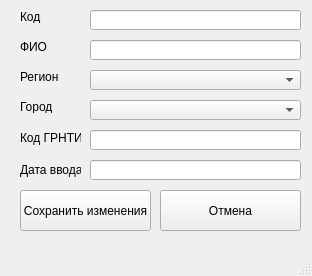
Old version of the form edit_row_form.ui in the repository lernya/dbcs.
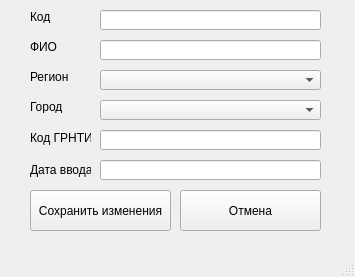
New version of the form.

What changed in the file:
```diff
--- a/edit_row_form.ui
+++ b/edit_row_form.ui
@@ -6,8 +6,8 @@
    <rect>
     <x>0</x>
     <y>0</y>
-    <width>312</width>
-    <height>276</height>
+    <width>355</width>
+    <height>277</height>
    </rect>
   </property>
   <property name="windowTitle">
@@ -17,7 +17,7 @@
    <widget class="QLabel" name="label_3">
     <property name="geometry">
      <rect>
-      <x>20</x>
+      <x>30</x>
       <y>70</y>
       <width>47</width>
       <height>13</height>
@@ -30,7 +30,7 @@
    <widget class="QLabel" name="label_5">
     <property name="geometry">
      <rect>
-      <x>20</x>
+      <x>30</x>
       <y>130</y>
       <width>61</width>
       <height>16</height>
@@ -43,9 +43,9 @@
    <widget class="QLineEdit" name="inputDateRowEdit">
     <property name="geometry">
      <rect>
-      <x>90</x>
+      <x>100</x>
       <y>160</y>
-      <width>211</width>
+      <width>221</width>
       <height>20</height>
      </rect>
     </property>
@@ -53,9 +53,9 @@
    <widget class="QLineEdit" name="grntiRowEdit">
     <property name="geometry">
      <rect>
-      <x>90</x>
+      <x>100</x>
       <y>130</y>
-      <width>211</width>
+      <width>221</width>
       <height>20</height>
      </rect>
     </property>
@@ -63,7 +63,7 @@
    <widget class="QLabel" name="label_6">
     <property name="geometry">
      <rect>
-      <x>20</x>
+      <x>30</x>
       <y>160</y>
       <width>61</width>
       <height>20</height>
@@ -76,9 +76,9 @@
    <widget class="QLineEdit" name="nameRowEdit">
     <property name="geometry">
      <rect>
-      <x>90</x>
+      <x>100</x>
       <y>40</y>
-      <width>211</width>
+      <width>221</width>
       <height>20</height>
      </rect>
     </property>
@@ -86,7 +86,7 @@
    <widget class="QLabel" name="label_4">
     <property name="geometry">
      <rect>
-      <x>20</x>
+      <x>30</x>
       <y>100</y>
       <width>47</width>
       <height>13</height>
@@ -99,9 +99,9 @@
    <widget class="QLineEdit" name="kodRowEdit">
     <property name="geometry">
      <rect>
-      <x>90</x>
+      <x>100</x>
       <y>10</y>
-      <width>211</width>
+      <width>221</width>
       <height>20</height>
      </rect>
     </property>
@@ -109,7 +109,7 @@
    <widget class="QLabel" name="label_2">
     <property name="geometry">
      <rect>
-      <x>20</x>
+      <x>30</x>
       <y>40</y>
       <width>47</width>
       <height>13</height>
@@ -122,7 +122,7 @@
    <widget class="QLabel" name="label">
     <property name="geometry">
      <rect>
-      <x>20</x>
+      <x>30</x>
       <y>10</y>
       <width>47</width>
       <height>13</height>
@@ -135,9 +135,9 @@
    <widget class="QPushButton" name="saveChangesButton">
     <property name="geometry">
      <rect>
-      <x>20</x>
+      <x>30</x>
       <y>190</y>
-      <width>131</width>
+      <width>141</width>
       <height>41</height>
      </rect>
     </property>
@@ -148,7 +148,7 @@
    <widget class="QPushButton" name="cancelButton">
     <property name="geometry">
      <rect>
-      <x>160</x>
+      <x>180</x>
       <y>190</y>
       <width>141</width>
       <height>41</height>
@@ -161,9 +161,9 @@
    <widget class="QComboBox" name="regionRowComboBox">
     <property name="geometry">
      <rect>
-      <x>90</x>
+      <x>100</x>
       <y>70</y>
-      <width>211</width>
+      <width>221</width>
       <height>20</height>
      </rect>
     </property>
@@ -171,9 +171,9 @@
    <widget class="QComboBox" name="cityRowComboBox">
     <property name="geometry">
      <rect>
-      <x>90</x>
+      <x>100</x>
       <y>100</y>
-      <width>211</width>
+      <width>221</width>
       <height>20</height>
      </rect>
     </property>
```
Left out of the diff: 2 changed lines with no effect on the pictures.
